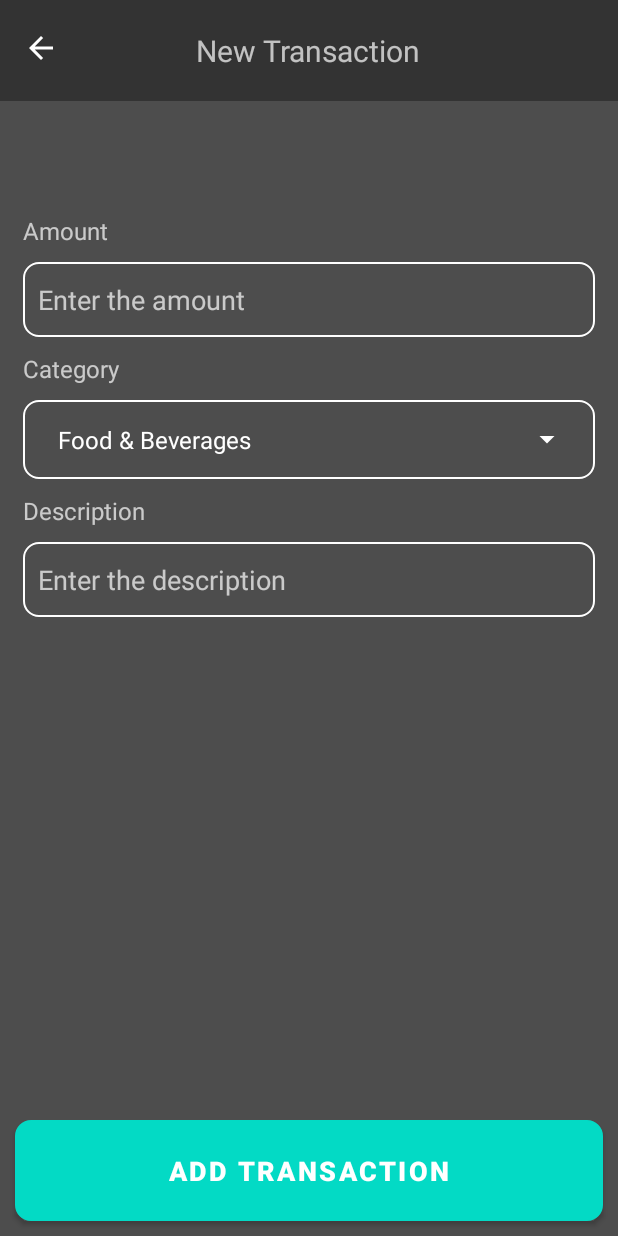
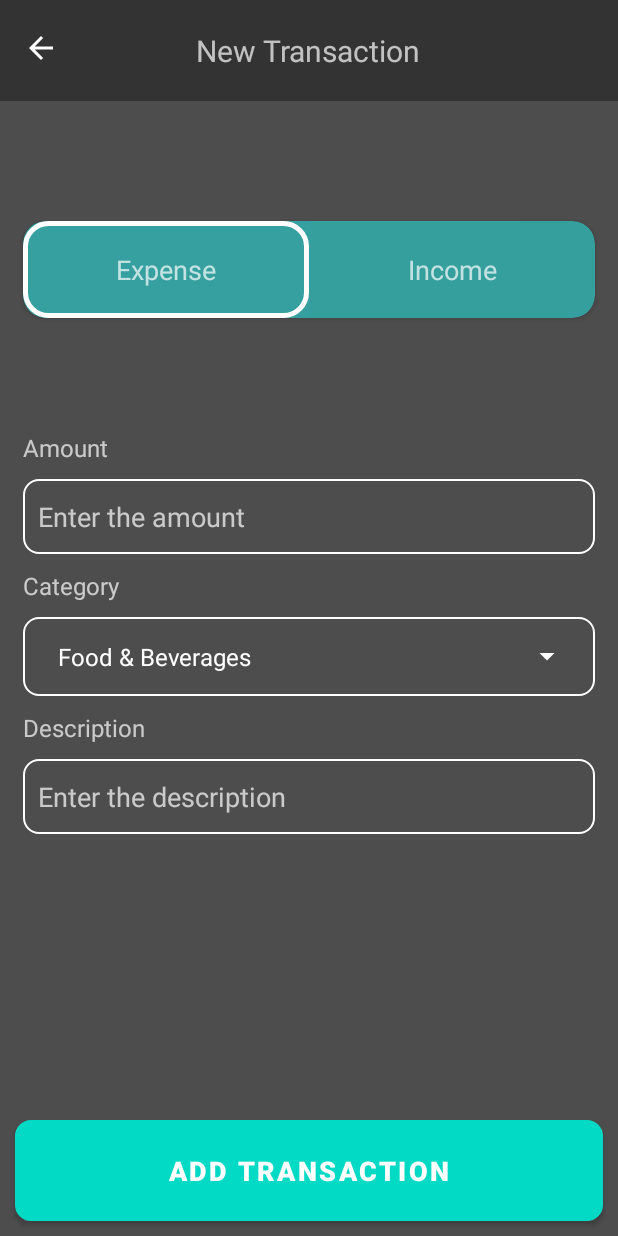
Before and after one commit to TrackME-PM/TrackMe, an Android app: the AddActivity screen opened directly, with no data from a screen before it, on a phone screen of 412 x 824 dp. Run offline under Robolectric (Android 15) with nearby library versions, the phone set to English and light mode, and no system bars.

Commit message:
[Tab View] Testing Add Activity

```diff
--- a/app/src/main/java/com/example/trackme/Activity_HomePage.java
+++ b/app/src/main/java/com/example/trackme/Activity_HomePage.java
@@ -3,6 +3,7 @@ package com.example.trackme;
 import android.content.Intent;
 import android.os.Bundle;
 import android.view.View;
+import android.widget.TextView;
 
 import androidx.appcompat.app.AppCompatActivity;
 import androidx.fragment.app.Fragment;
@@ -27,6 +28,7 @@ public class Activity_HomePage extends AppCompatActivity {
     ViewPagerAdapter viewPagerAdapter;
 
     BottomNavigationView bottomNavigationView;
+    TextView userName;
     ActivityHomePageBinding binding;
 
     CardAdapter cardAdapter;
@@ -88,6 +90,9 @@ public class Activity_HomePage extends AppCompatActivity {
 //            }
 //        });
 //
+
+        userName = findViewById(R.id.textViewProfile);
+        userName.setText("Igmite Solutions");
 
         cardsList = new ArrayList<>();
         cards card1 = new cards("Tea",500,"23-02-2023", 1);
--- a/app/src/main/java/com/example/trackme/Activity_UserProfile.java
+++ b/app/src/main/java/com/example/trackme/Activity_UserProfile.java
@@ -12,6 +12,7 @@ import com.example.trackme.databinding.ActivityUserProfileBinding;
 public class Activity_UserProfile extends AppCompatActivity {
 
     ActivityUserProfileBinding activityUserProfileBinding;
+
 
     @Override
     protected void onCreate(Bundle savedInstanceState) {
--- a/app/src/main/java/com/example/trackme/AddActivity.java
+++ b/app/src/main/java/com/example/trackme/AddActivity.java
@@ -2,6 +2,7 @@ package com.example.trackme;
 
 import android.annotation.SuppressLint;
 import android.content.Intent;
+import android.graphics.Color;
 import android.os.Bundle;
 import android.view.View;
 import android.widget.AdapterView;
@@ -9,6 +10,7 @@ import android.widget.ArrayAdapter;
 import android.widget.AutoCompleteTextView;
 import android.widget.Button;
 import android.widget.EditText;
+import android.widget.LinearLayout;
 import android.widget.Spinner;
 import android.widget.TextView;
 import android.widget.Toast;
@@ -33,10 +35,10 @@ public class AddActivity extends AppCompatActivity  {
 
     Button addBtn;
     ActivityAddBinding binding;
-
+    LinearLayout expLayout, incLayout;
     TextView desc, amt, curDate;
     String cardDesc, cardDate;
-    Integer cardAmt;
+    Integer catId, cardAmt;
     Spinner spinner;
 
     CardAdapter cardAdapter;
@@ -50,6 +52,29 @@ public class AddActivity extends AppCompatActivity  {
         binding = ActivityAddBinding.inflate(getLayoutInflater());
         setContentView(binding.getRoot());
 
+        incLayout = findViewById(R.id.isIncome);
+        expLayout = findViewById(R.id.isExpense);
+        incLayout.setBackgroundColor(android.R.color.transparent);
+
+        binding.isExpense.setOnClickListener(new View.OnClickListener() {
+            @Override
+            public void onClick(View view) {
+//                card.setExpId(1);
+                incLayout.setBackgroundColor(android.R.color.transparent);
+                expLayout.setBackgroundResource(R.drawable.rectangle_border);
+            }
+        });
+
+        binding.isIncome.setOnClickListener(new View.OnClickListener() {
+            @Override
+            public void onClick(View view) {
+//                card.setExpId(0);
+                expLayout.setBackgroundColor(android.R.color.transparent);
+                incLayout.setBackgroundResource(R.drawable.rectangle_border);
+
+            }
+        });
+
         spinner = findViewById(R.id.Category);
         adapterItems = ArrayAdapter.createFromResource(this, R.array.category_list, android.R.layout.simple_spinner_item);
         adapterItems.setDropDownViewResource(android.R.layout.simple_spinner_dropdown_item);
@@ -60,16 +85,21 @@ public class AddActivity extends AppCompatActivity  {
         amt =(TextView)  findViewById(R.id.amount);
         curDate =(TextView) findViewById(R.id.date);
 
-//        cardAmt = Integer.valueOf(amt.getText().toString());
+        //cardAmt = Integer.parseInt(amt.getText().toString());
 //        cardDesc = desc.getText().toString();
-//        cardDate = curDate.getText().toString();
+//        cardDate =(String) curDate.getText();
 //        cardsList = new ArrayList<>();
 
         spinner.setOnItemSelectedListener(new AdapterView.OnItemSelectedListener() {
             @Override
             public void onItemSelected(AdapterView<?> adapterView, View view, int pos, long id) {
                 String value = String.valueOf(adapterView.getItemIdAtPosition(pos));
+                String item_position = String.valueOf(pos);
+
+                int positonInt = Integer.valueOf(item_position);
+
                 adapterItems.notifyDataSetChanged();
+
             }
 
             @Override
@@ -78,20 +108,16 @@ public class AddActivity extends AppCompatActivity  {
             }
         });
 
-//        addBtn.setOnClickListener(new View.OnClickListener() {
-//            @Override
-//            public void onClick(View view) {
-//                card = new cards(cardDesc, cardAmt, cardDate, 1);
-//                cardsList.add(card);
-//                Intent intent = new Intent(AddActivity.this, Activity_Transaction.class);
-//                intent.putExtra("TransactionList", (Serializable)cardsList);
-//                startActivity(intent);
-//                finish();
-//            }
-//        });
+        binding.addBtn.setOnClickListener(new View.OnClickListener() {
+            @Override
+            public void onClick(View view) {
+                openTransactionPage(view);
+            }
+        });
 
-        addBtn =(Button) findViewById(R.id.addBtn);
-        addBtn.setOnClickListener(this::openTransactionPage);
+
+//        addBtn =(Button) findViewById(R.id.addBtn);
+//        addBtn.setOnClickListener(this::openTransactionPage);
 
 
         binding.backBtn.setOnClickListener(new View.OnClickListener() {
@@ -111,5 +137,14 @@ public class AddActivity extends AppCompatActivity  {
         startActivity(intent);
     }
 
+//    private void passData(int position) {
+//        cards card = new cards("Desc", 200, "02-03-2023", 1);
+//        Intent i = new Intent(AddActivity.this, Activity_Transaction.class);
+//        i.putExtra("cardDescription", cardsList.get(position).getDescription());
+//        i.putExtra("cardAmount", cardsList.get(position).getAmount());
+//        i.putExtra("cardDate", cardsList.get(position).getDate());
+//        c.startActivity(i);
+//    }
+
 
 }
--- a/app/src/main/java/com/example/trackme/adapter/CardAdapter.java
+++ b/app/src/main/java/com/example/trackme/adapter/CardAdapter.java
@@ -36,8 +36,8 @@ public class CardAdapter extends RecyclerView.Adapter<cardHolder>{
     public void onBindViewHolder(@NonNull cardHolder holder, int position) {
         cards card = cardsList.get(position);
         holder.setCardDescription(card.getDescription().toString());
-//        holder.setAmount(card.getAmount());
-//        holder.setDate(card.getDate());
+        holder.setAmount(card.getAmount());
+        holder.setDate(card.getDate());
     }
 
     @Override
--- a/app/src/main/java/com/example/trackme/cards.java
+++ b/app/src/main/java/com/example/trackme/cards.java
@@ -5,13 +5,17 @@ public class cards {
     private String description;
     private int amount;
     private String date;
-    private int expId;
+    private int expId, catId;
 
     public cards(String description, int amount, String date, int expId) {
         this.description = description;
         this.amount = amount;
         this.date = date;
         this.expId = expId;
+//        this.catId = catId;
+    }
+
+    public cards() {
     }
 
     public String getDescription() {
--- /dev/null
+++ b/app/src/main/res/drawable/filter_icon.xml
@@ -0,0 +1,5 @@
+<vector android:height="50dp" android:tint="@color/white"
+    android:viewportHeight="24" android:viewportWidth="24"
+    android:width="50dp" xmlns:android="http://schemas.android.com/apk/res/android">
+    <path android:fillColor="@android:color/white" android:pathData="M10,18h4v-2h-4v2zM3,6v2h18L21,6L3,6zM6,13h12v-2L6,11v2z"/>
+</vector>
--- /dev/null
+++ b/app/src/main/res/drawable/rectangle_border.xml
@@ -0,0 +1,6 @@
+<?xml version="1.0" encoding="utf-8"?>
+<shape xmlns:android="http://schemas.android.com/apk/res/android">
+    <stroke android:color="@color/white" android:width="3dp">
+    </stroke>
+    <corners android:radius="15dp" ></corners>
+</shape>
--- a/app/src/main/res/layout/activity_add.xml
+++ b/app/src/main/res/layout/activity_add.xml
@@ -44,37 +44,56 @@
 
             </RelativeLayout>
 
-<!--            <androidx.cardview.widget.CardView-->
-<!--                android:layout_marginTop="80dp"-->
-<!--                app:cardCornerRadius="15dp"-->
-<!--                android:backgroundTint="@color/light_teal"-->
-<!--                android:layout_width="match_parent"-->
-<!--                android:layout_height="wrap_content">-->
+            <androidx.cardview.widget.CardView
+                android:layout_marginStart="15dp"
+                android:layout_marginEnd="15dp"
+                android:layout_marginTop="80dp"
+                app:cardCornerRadius="15dp"
+                android:backgroundTint="@color/light_teal"
+                android:layout_width="match_parent"
+                android:layout_height="wrap_content">
 
-<!--                <LinearLayout-->
-<!--                    android:padding="15dp"-->
-<!--                    android:orientation="horizontal"-->
-<!--                    android:layout_width="match_parent"-->
-<!--                    android:layout_height="wrap_content">-->
-<!--                    <TextView-->
-<!--                        android:id="@+id/isExpense"-->
-<!--                        android:textSize="16sp"-->
-<!--                        android:gravity="center"-->
-<!--                        android:layout_weight="1"-->
-<!--                        android:layout_width="wrap_content"-->
-<!--                        android:layout_height="wrap_content"-->
-<!--                        android:text="Expense" />-->
-<!--                    <TextView-->
-<!--                        android:id="@+id/isIncome"-->
-<!--                        android:textSize="16sp"-->
-<!--                        android:gravity="center"-->
-<!--                        android:layout_weight="1"-->
-<!--                        android:layout_width="wrap_content"-->
-<!--                        android:layout_height="match_parent"-->
-<!--                        android:text="Income" />-->
-<!--                </LinearLayout>-->
+                <LinearLayout
+                    android:weightSum="2"
+                    android:orientation="horizontal"
+                    android:layout_width="match_parent"
+                    android:layout_height="match_parent">
+                    <LinearLayout
+                        android:id="@+id/isExpense"
+                        android:background="@drawable/rectangle_border"
+                        android:padding="20dp"
+                        android:layout_weight="1"
+                        android:layout_width="match_parent"
+                        android:layout_height="wrap_content">
+                        <TextView
+                            android:textSize="18sp"
+                            android:gravity="center"
+                            android:layout_width="match_parent"
+                            android:layout_height="match_parent"
+                            android:text="Expense" />
+                        </LinearLayout>
 
-<!--            </androidx.cardview.widget.CardView>-->
+                        <LinearLayout
+                            android:background="@drawable/rectangle_border"
+                            android:id="@+id/isIncome"
+                            android:layout_weight="1"
+                            android:layout_width="match_parent"
+                            android:layout_height="match_parent">
+
+                        <TextView
+                            android:textSize="18sp"
+                            android:gravity="center"
+                            android:layout_width="match_parent"
+                            android:layout_height="match_parent"
+                            android:text="Income" />
+                    </LinearLayout>
+
+                </LinearLayout>
+
+            </androidx.cardview.widget.CardView>
+
+
+
 
 
             <LinearLayout
--- a/app/src/main/res/layout/activity_home_page.xml
+++ b/app/src/main/res/layout/activity_home_page.xml
@@ -40,7 +40,7 @@
             android:gravity="center_vertical"
             android:layout_marginStart="10dp"
             android:text="Hi Name!"
-            android:textSize="16sp"
+            android:textSize="20sp"
             android:textAlignment="gravity" />
     </LinearLayout>
 
@@ -177,11 +177,13 @@
     </LinearLayout>
 
     <LinearLayout
+        android:layout_marginTop="20dp"
         android:layout_width="match_parent"
         android:layout_height="wrap_content"
         android:orientation="vertical">
 
         <RelativeLayout
+            android:layout_marginBottom="20dp"
             android:layout_width="match_parent"
             android:layout_height="wrap_content">
 
@@ -213,6 +215,7 @@
                     android:layout_height="wrap_content"
                     android:layout_gravity="center"
                     android:text="See all"
+                    android:textStyle="bold"
                     android:textAlignment="center">
 
                 </TextView>
--- a/app/src/main/res/layout/row_item.xml
+++ b/app/src/main/res/layout/row_item.xml
@@ -62,7 +62,7 @@
             </ImageView>
             <TextView
                 android:id="@+id/date"
-                android:layout_width="67dp"
+                android:layout_width="wrap_content"
                 android:layout_height="match_parent"
                 android:text="Date">
 
```
Also changed, not shown: app/src/main/java/com/example/trackme/Activity_Transaction.java (+24 -1 lines), app/src/main/java/com/example/trackme/holder/cardHolder.java (+8 -7 lines), app/src/main/res/layout/activity_transaction.xml (+24 -1 lines), app/src/main/res/layout/filter_dialog.xml (added, +16 -0 lines), app/src/main/res/layout/popup_item.xml (added, +14 -0 lines).
